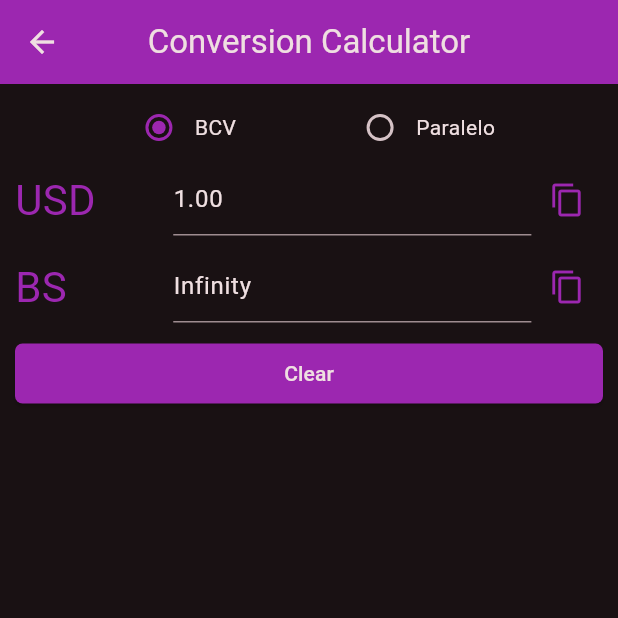
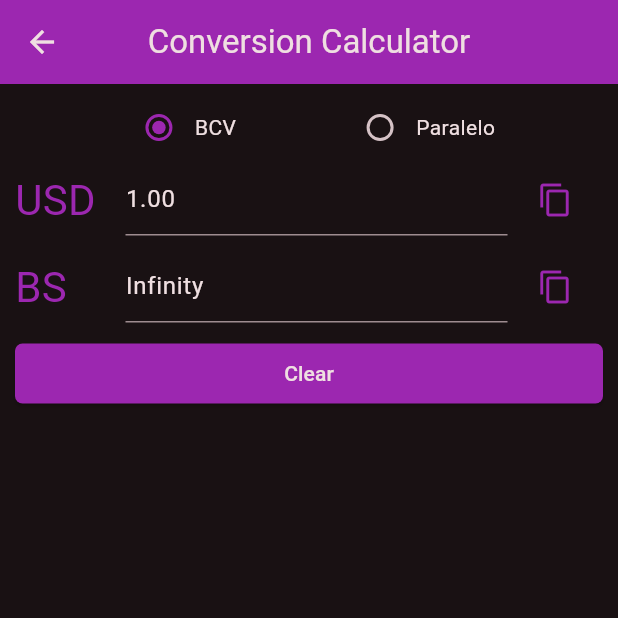
Before and after one commit to Eeshe/fundy, a Flutter app: the ConversionCalculatorPage screen opened by its route, on a phone screen of 412 x 824 dp, the top half of it. Run offline on Flutter 3.47's test engine with Material 3 defaults, Android fonts, the phone set to English and light mode, and no system bars; our stand-ins replace flutter_secure_storage, hive, local_auth, month_picker_dialog, percent_indicator, shared_preferences; missing offline and left inert: coingecko_api, flex_color_picker; accounts and stored records are empty; generated files the repository leaves out were written again; network calls fail.

Commit message:
fix: Fix flex on calculator input widget from ConversionCalculatorPage

```diff
--- a/lib/ui/pages/conversion_calculator_page.dart
+++ b/lib/ui/pages/conversion_calculator_page.dart
@@ -114,16 +114,17 @@ class ConversionCalculatorPageState extends State<ConversionCalculatorPage> {
       mainAxisAlignment: MainAxisAlignment.start,
       children: [
         Expanded(
-          flex: 2,
+          flex: 1,
           child: Text(
             currency,
             style: TextStyle(
                 fontSize: 28, color: Theme.of(context).colorScheme.primary),
+            maxLines: 1,
           ),
         ),
         const SizedBox(width: 10),
         Expanded(
-          flex: 5,
+          flex: 4,
           child: TextInputWidget(
             inputController: textEditingController,
             hintText: "0.00",
```
